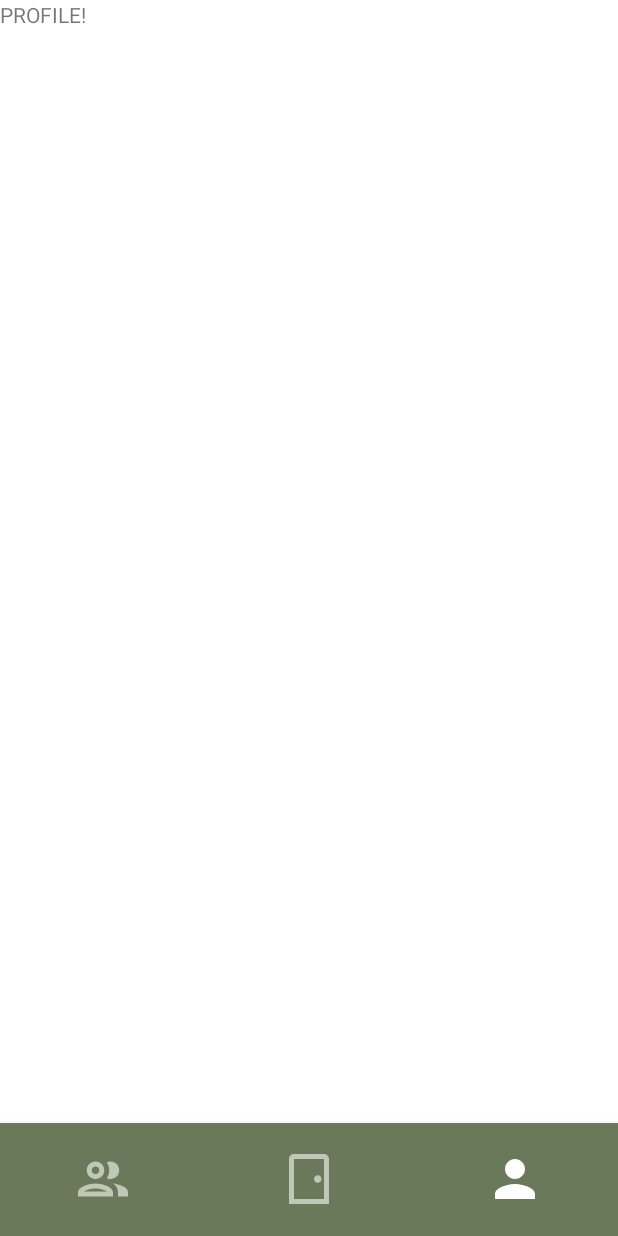
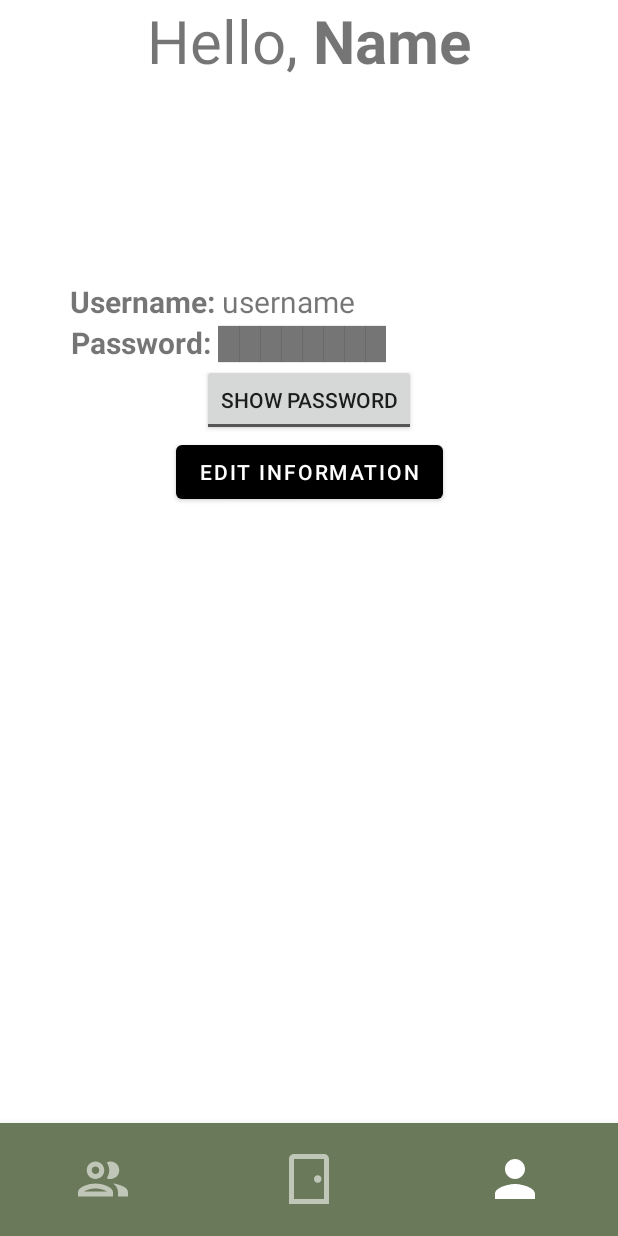
Before and after one commit to 8Autumn8/ReWear, an Android app: the MainActivity screen opened directly, with no data from a screen before it, item 3 of the bottom bar chosen, on a phone screen of 412 x 824 dp. Run offline under Robolectric (Android 15) with nearby library versions, the phone set to English and light mode, and no system bars; 1 statement that could not run was skipped.

Commit message:
Designed Profile fragment page. Working on implementation with showing current user data.

```diff
--- a/app/src/main/java/com/example/rewear/MainActivity.kt
+++ b/app/src/main/java/com/example/rewear/MainActivity.kt
@@ -1,15 +1,11 @@
 package com.example.rewear
 
 import android.os.Bundle
-import android.text.TextUtils.replace
 import android.util.Log
-import android.view.MenuItem
 import androidx.appcompat.app.AppCompatActivity
+import androidx.fragment.app.Fragment
 import com.example.rewear.groups.GroupsFragment
-import com.example.rewear.profile.*
-import androidx.fragment.app.Fragment
 import com.example.rewear.viewUser.ProfileFragment
-import com.google.android.material.bottomnavigation.BottomNavigationView
 import kotlinx.android.synthetic.main.activity_main.*
 
 class MainActivity : AppCompatActivity(){
@@ -22,8 +18,13 @@ class MainActivity : AppCompatActivity(){
         super.onCreate(savedInstanceState)
         setContentView(R.layout.activity_main)
 
+        val bundle = Bundle()
+        bundle.putString("user_id", intent.getStringExtra("user_id"))
+
         val groupsFragment = GroupsFragment()
         val profileFragment = ProfileFragment()
+
+        profileFragment.arguments = bundle
         setsCurrentFragment(groupsFragment)
 
         bottom_navigation?.setOnItemSelectedListener{
@@ -36,9 +37,6 @@ class MainActivity : AppCompatActivity(){
                     setsCurrentFragment(profileFragment)
                     Log.d(TAG, "Profile SELECTED")
                 }
-
-
-
             }
 
             return@setOnItemSelectedListener true
--- a/app/src/main/java/com/example/rewear/database/UserInterface.kt
+++ b/app/src/main/java/com/example/rewear/database/UserInterface.kt
@@ -6,6 +6,8 @@ import com.example.rewear.objects.UserData
 interface UserInterface {
     fun getUser(usernameInput: String) : UserData?
 
+    fun getUserByID(userID: Int): UserData?
+
     fun addUser(user: UserData)
 
     fun deleteUser(user_id: Int)
--- /dev/null
+++ b/app/src/main/java/com/example/rewear/editProfile/EditProfileFragment.kt
@@ -0,0 +1,6 @@
+package com.example.rewear.editProfile
+
+import androidx.fragment.app.Fragment
+//
+//class EditProfileFragment: Fragment(), EditProfileContract.View {
+//}
--- /dev/null
+++ b/app/src/main/java/com/example/rewear/editProfile/EditProfilePresenter.kt
@@ -0,0 +1,5 @@
+package com.example.rewear.editProfile
+
+class EditProfilePresenter {
+
+}
--- a/app/src/main/java/com/example/rewear/login/LoginPresenter.kt
+++ b/app/src/main/java/com/example/rewear/login/LoginPresenter.kt
@@ -14,6 +14,5 @@ class LoginPresenter(
         val compareUser: UserData? = db.getUser(userField)
 
         return (compareUser != null) && (compareUser.username == userField) && (compareUser.password == pwdField)
-
-     }
+    }
 }
--- a/app/src/main/java/com/example/rewear/profile/ProfileContract.kt
+++ b/app/src/main/java/com/example/rewear/profile/ProfileContract.kt
@@ -1,4 +1,6 @@
 package com.example.rewear.profile
+
+import com.example.rewear.objects.UserData
 
 interface ProfileContract {
     interface View {
@@ -6,6 +8,6 @@ interface ProfileContract {
 
     }
     interface Presenter {
-
+        fun getCurrentUser(userID: Int): UserData
     }
 }
--- a/app/src/main/java/com/example/rewear/profile/ProfileFragment.kt
+++ b/app/src/main/java/com/example/rewear/profile/ProfileFragment.kt
@@ -1,14 +1,15 @@
 package com.example.rewear.viewUser
 
+import android.content.Intent
 import android.os.Bundle
-import android.provider.ContactsContract
-import androidx.fragment.app.Fragment
 import android.view.LayoutInflater
 import android.view.View
 import android.view.ViewGroup
+import android.widget.TextView
+import android.widget.Toast
+import android.widget.ToggleButton
+import androidx.fragment.app.Fragment
 import com.example.rewear.R
-import com.example.rewear.groups.GroupsContract
-import com.example.rewear.groups.GroupsPresenter
 import com.example.rewear.profile.ProfileContract
 import com.example.rewear.profile.ProfilePresenter
 
@@ -28,6 +29,26 @@ class ProfileFragment : Fragment(), ProfileContract.View  {
 
     override fun onViewCreated(view: View, savedInstanceState: Bundle?) {
         super.onViewCreated(view, savedInstanceState)
+        // this is an incredibly ugly statement.
+        Intent().getStringExtra("user_id")
+        val currentUser = presenter?.getCurrentUser(Integer.parseInt(requireArguments().getString("user_id").toString()))
 
+        if (currentUser == null) {
+            Toast.makeText(context,
+                "Error occurred while displaying profile",
+                Toast.LENGTH_LONG).show()
+            return
+        }
+
+        view.findViewById<TextView>(R.id.name).text = "${currentUser.first_name} ${currentUser.last_name}"
+
+        view.findViewById<ToggleButton>(R.id.showPasswordButton).setOnCheckedChangeListener { buttonView, isChecked ->
+            if (isChecked) {
+                view.findViewById<TextView>(R.id.passwordDisplay).text = currentUser.password
+            }
+            else {
+                view.findViewById<TextView>(R.id.passwordDisplay).text = "████████"
+            }
+        }
     }
 }
--- a/app/src/main/java/com/example/rewear/profile/ProfilePresenter.kt
+++ b/app/src/main/java/com/example/rewear/profile/ProfilePresenter.kt
@@ -1,6 +1,7 @@
 package com.example.rewear.profile
 
 import com.example.rewear.database.DataBaseHelper
+import com.example.rewear.objects.UserData
 
 class ProfilePresenter(
     private val view: ProfileContract.View,
@@ -8,4 +9,11 @@ class ProfilePresenter(
 )
     : ProfileContract.Presenter {
 
+    override fun getCurrentUser(userID: Int): UserData {
+        // user should already exist at this point, so it should return a non-null value
+//        return db.getUserByID(userID)!!
+
+        // for now, just return my user
+        return db.getUser("mdnguyen")!!
+    }
 }
--- a/app/src/main/res/layout/fragment_profile.xml
+++ b/app/src/main/res/layout/fragment_profile.xml
@@ -1,22 +1,108 @@
 <?xml version="1.0" encoding="utf-8"?>
-<FrameLayout xmlns:android="http://schemas.android.com/apk/res/android"
+<androidx.constraintlayout.widget.ConstraintLayout xmlns:android="http://schemas.android.com/apk/res/android"
+    xmlns:app="http://schemas.android.com/apk/res-auto"
     xmlns:tools="http://schemas.android.com/tools"
+    android:id="@+id/linearLayout"
     android:layout_width="match_parent"
     android:layout_height="match_parent"
     tools:context=".groups.GroupsFragment">
+
+    <RelativeLayout
+        android:id="@+id/profileGreeting"
+        android:layout_width="match_parent"
+        android:layout_height="wrap_content"
+        android:gravity="center_horizontal"
+        app:layout_constraintEnd_toEndOf="parent"
+
+        app:layout_constraintStart_toStartOf="parent"
+        app:layout_constraintTop_toTopOf="parent">
+
+        <TextView
+            android:id="@+id/greeting"
+            android:layout_width="wrap_content"
+            android:layout_height="wrap_content"
+            android:text="Hello, "
+            android:textSize="40sp" />
+
+        <TextView
+            android:id="@+id/name"
+            android:layout_width="wrap_content"
+            android:layout_height="wrap_content"
+            android:layout_toEndOf="@id/greeting"
+            android:text="Name"
+            android:textSize="40sp"
+            android:textStyle="bold" />
+    </RelativeLayout>
+
     <TextView
+        android:id="@+id/usernameText"
         android:layout_width="wrap_content"
         android:layout_height="wrap_content"
-        android:text="PROFILE!" />
-    <RelativeLayout
-        android:layout_width="match_parent"
-        android:layout_height="match_parent">
+        android:text="Username: "
+        android:textSize="20sp"
+        android:textStyle="bold"
 
-        <ImageView
-            android:id="@+id/iv_profile"
-            android:layout_width="200dp"
-            android:layout_height="200dp"
-            android:layout_centerInParent="true"
-            android:src="@drawable/ic_baseline_person_24" />
-    </RelativeLayout>
-</FrameLayout>
+        app:layout_constraintBottom_toBottomOf="parent"
+        app:layout_constraintEnd_toEndOf="parent"
+        app:layout_constraintHorizontal_bias="0.15"
+        app:layout_constraintStart_toStartOf="parent"
+        app:layout_constraintTop_toBottomOf="@+id/profileGreeting"
+        app:layout_constraintVertical_bias="0.2" />
+
+    <TextView
+        android:id="@+id/passwordText"
+        android:layout_width="wrap_content"
+        android:layout_height="wrap_content"
+        android:text="Password: "
+        android:textSize="20sp"
+        android:textStyle="bold"
+
+        app:layout_constraintEnd_toEndOf="parent"
+        app:layout_constraintHorizontal_bias="0.15"
+        app:layout_constraintStart_toStartOf="parent"
+        app:layout_constraintTop_toBottomOf="@+id/usernameText" />
+
+    <TextView
+        android:id="@+id/usernameDisplay"
+        android:layout_width="wrap_content"
+        android:layout_height="wrap_content"
+        android:text="username"
+        android:textSize="20sp"
+
+        app:layout_constraintBottom_toBottomOf="parent"
+        app:layout_constraintStart_toEndOf="@+id/usernameText"
+        app:layout_constraintTop_toBottomOf="@+id/profileGreeting"
+        app:layout_constraintVertical_bias="0.2" />
+
+    <TextView
+        android:id="@+id/passwordDisplay"
+        android:layout_width="wrap_content"
+        android:layout_height="wrap_content"
+
+        android:text="████████"
+        android:textSize="20sp"
+        app:layout_constraintStart_toEndOf="@+id/passwordText"
+        app:layout_constraintTop_toBottomOf="@+id/usernameDisplay" />
+
+    <ToggleButton
+        android:id="@+id/showPasswordButton"
+        android:layout_width="wrap_content"
+        android:layout_height="wrap_content"
+        android:text="ToggleButton"
+        android:textOff="Show Password"
+        android:textOn="Hide Password"
+        app:layout_constraintEnd_toEndOf="parent"
+        app:layout_constraintStart_toStartOf="parent"
+        app:layout_constraintTop_toBottomOf="@id/passwordDisplay" />
+
+    <Button
+        android:id="@+id/editUserInformationButton"
+        android:layout_width="wrap_content"
+        android:layout_height="wrap_content"
+        android:text="Edit information"
+        app:layout_constraintTop_toBottomOf="@+id/showPasswordButton"
+        app:layout_constraintStart_toStartOf="parent"
+        app:layout_constraintEnd_toEndOf="parent"/>
+
+
+</androidx.constraintlayout.widget.ConstraintLayout>
```
Also changed, not shown: app/src/main/AndroidManifest.xml (+7 -9 lines), app/src/main/java/com/example/rewear/createUser/CreateUserPresenter.kt (+3 -6 lines), app/src/main/java/com/example/rewear/database/UserDB.kt (+23 -0 lines), app/src/main/java/com/example/rewear/editProfile/EditProfileContract.kt (added, +14 -0 lines), app/src/main/java/com/example/rewear/login/LoginActivity.kt (+20 -12 lines), app/src/main/res/layout/activity_login.xml (+1 -16 lines), 1 other file.
